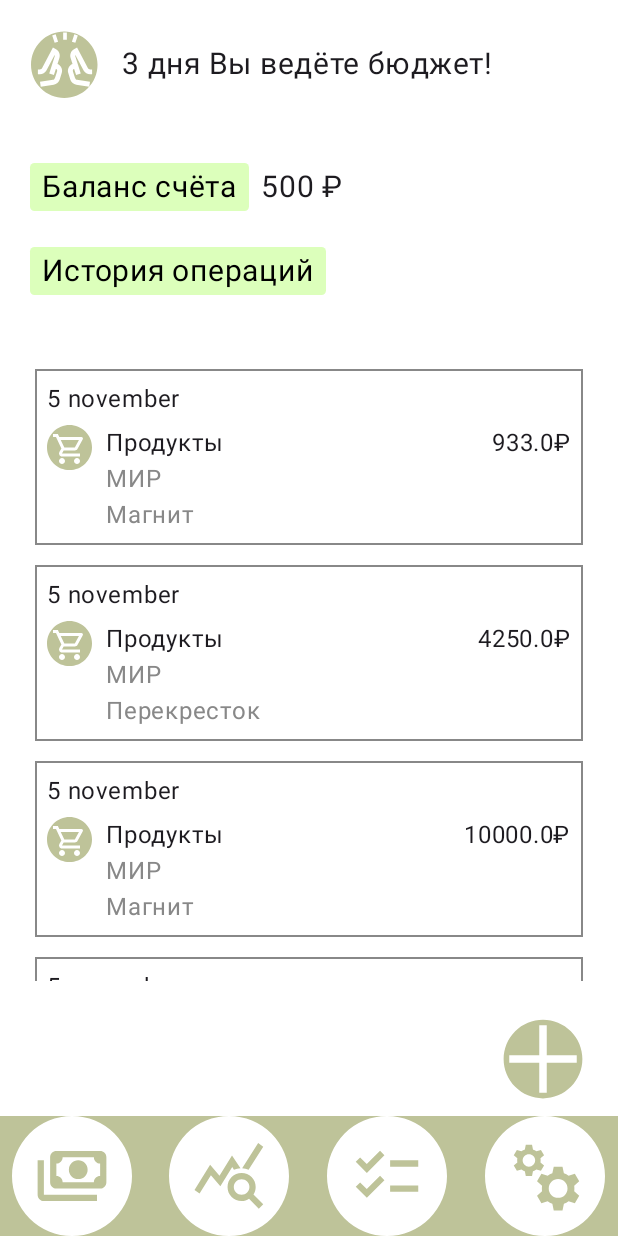
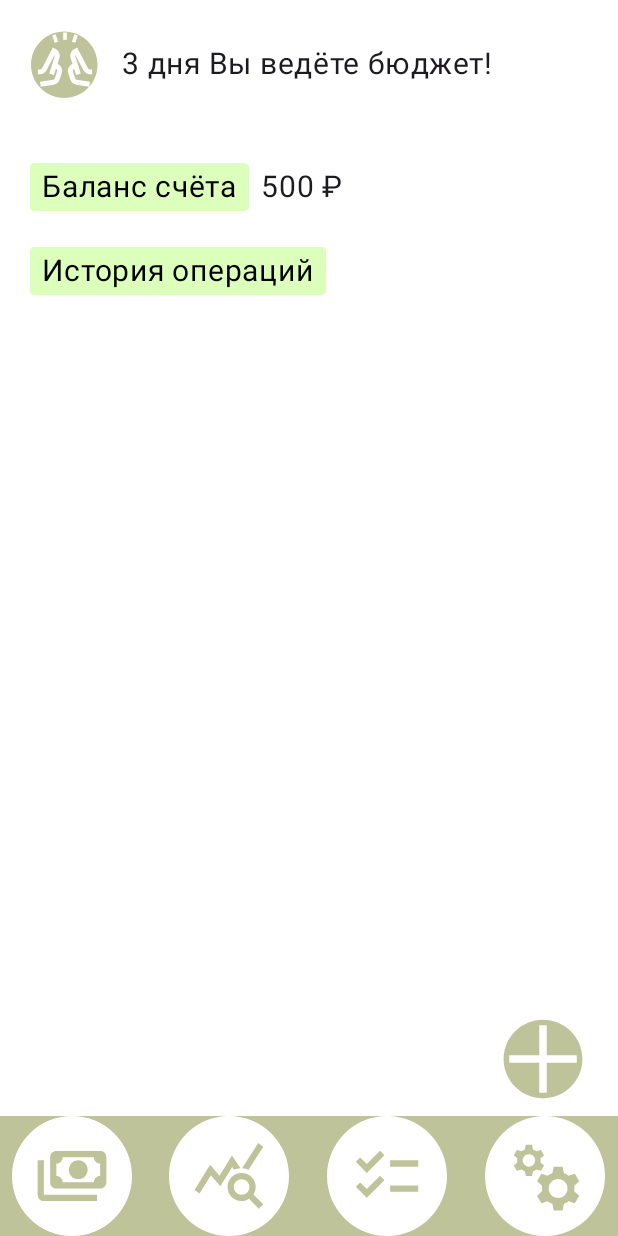
Before and after one commit to AlexFaernon/kisiks, an Android app built with Jetpack Compose: the screen it shows after launch (MainActivity), on a phone screen of 412 x 824 dp. Run offline under Robolectric (Android 15) with nearby library versions, the phone set to English and light mode, and no system bars.

Commit message:
Adding income and expenses

```diff
--- a/app/build.gradle.kts
+++ b/app/build.gradle.kts
@@ -60,6 +60,7 @@ dependencies {
     implementation(libs.androidx.material3)
     implementation(libs.androidx.navigation.runtime.ktx)
     implementation(libs.androidx.appcompat)
+    implementation(libs.androidx.room.ktx)
     testImplementation(libs.junit)
     androidTestImplementation(libs.androidx.junit)
     androidTestImplementation(libs.androidx.espresso.core)
--- a/app/src/main/java/com/example/cashincontrol/domain/transaction/Category.kt
+++ b/app/src/main/java/com/example/cashincontrol/domain/transaction/Category.kt
@@ -1,6 +1,6 @@
 package com.example.cashincontrol.domain.transaction
 
 abstract class Category {
-    abstract val name: String
+    abstract var name: String
     abstract val icon: Int
 }
--- a/app/src/main/java/com/example/cashincontrol/domain/transaction/ExpensesCategory.kt
+++ b/app/src/main/java/com/example/cashincontrol/domain/transaction/ExpensesCategory.kt
@@ -2,4 +2,4 @@ package com.example.cashincontrol.domain.transaction
 
 import com.example.cashincontrol.R
 
-data class ExpensesCategory(override val name: String, override val icon: Int = R.drawable.icon_shop) : Category()
+data class ExpensesCategory(override var name: String, override val icon: Int = R.drawable.icon_shop) : Category()
--- a/app/src/main/java/com/example/cashincontrol/domain/transaction/IncomeCategory.kt
+++ b/app/src/main/java/com/example/cashincontrol/domain/transaction/IncomeCategory.kt
@@ -2,4 +2,4 @@ package com.example.cashincontrol.domain.transaction
 
 import com.example.cashincontrol.R
 
-data class IncomeCategory(override val name: String, override val icon: Int = R.drawable.icon_shop) : Category()
+data class IncomeCategory(override var name: String, override val icon: Int = R.drawable.icon_shop) : Category()
--- a/app/src/main/java/com/example/cashincontrol/presentation/MainScreen.kt
+++ b/app/src/main/java/com/example/cashincontrol/presentation/MainScreen.kt
@@ -32,6 +32,7 @@ import androidx.compose.ui.unit.dp
 import androidx.compose.ui.unit.sp
 import androidx.navigation.NavController
 import com.example.cashincontrol.R
+import com.example.cashincontrol.domain.UserClass
 import com.example.cashincontrol.domain.transaction.ExpensesCategory
 import com.example.cashincontrol.domain.transaction.ExpensesTransaction
 import com.example.cashincontrol.domain.transaction.IncomeCategory
@@ -40,15 +41,15 @@ import com.example.cashincontrol.domain.transaction.Transaction
 import java.time.LocalDate
 
 
-val cat = ExpensesCategory("Продукты", R.drawable.icon_shop)
-val trans = listOf(ExpensesTransaction(933f,"МИР", LocalDate.now(), cat, "Магнит"),
-    ExpensesTransaction(4250f,"МИР", LocalDate.now(), cat, "Перекресток"),
-    ExpensesTransaction(10000f,"МИР", LocalDate.now(), cat, "Магнит"),
-    ExpensesTransaction(678.24f,"МИР", LocalDate.now(), cat, "Пятерочка"),
-    ExpensesTransaction(125f,"МИР", LocalDate.now(), cat, "Магнит"),
-    ExpensesTransaction(350f,"МИР", LocalDate.now(), cat, "Перекресток"),
-    ExpensesTransaction(200f,"МИР", LocalDate.now(), cat, "Перекресток"),
-    ExpensesTransaction(1299.99f,"МИР", LocalDate.now(), cat, "Перекресток"))
+//val cat = ExpensesCategory("Продукты", R.drawable.icon_shop)
+//val trans = listOf(ExpensesTransaction(933f,"МИР", LocalDate.now(), cat, "Магнит"),
+//    ExpensesTransaction(4250f,"МИР", LocalDate.now(), cat, "Перекресток"),
+//    ExpensesTransaction(10000f,"МИР", LocalDate.now(), cat, "Магнит"),
+//    ExpensesTransaction(678.24f,"МИР", LocalDate.now(), cat, "Пятерочка"),
+//    ExpensesTransaction(125f,"МИР", LocalDate.now(), cat, "Магнит"),
+//    ExpensesTransaction(350f,"МИР", LocalDate.now(), cat, "Перекресток"),
+//    ExpensesTransaction(200f,"МИР", LocalDate.now(), cat, "Перекресток"),
+//    ExpensesTransaction(1299.99f,"МИР", LocalDate.now(), cat, "Перекресток"))
 
 
 @Composable
@@ -63,7 +64,7 @@ fun MainScreen(navController: NavController){
             modifier = Modifier.fillMaxSize()
         ) {
             TopSection()
-            TransactionListScreen(trans)
+            TransactionListScreen(UserClass.transactions)
         }
 
         IconButton(
@@ -200,13 +201,14 @@ private fun TransactionCard(transaction: Transaction) {
                         color = Color.Gray
                     )
 
-                    val x = transaction as ExpensesTransaction
-
-                    Text(
-                        text = x.organization,
-                        fontSize = 16.sp,
-                        color = Color.Gray
-                    )
+                    if (transaction.category is ExpensesCategory){
+                        transaction as ExpensesTransaction
+                        Text(
+                            text = transaction.organization,
+                            fontSize = 16.sp,
+                            color = Color.Gray
+                        )
+                    }
                 }
 
                 // Сумма транзакции
--- a/gradle/libs.versions.toml
+++ b/gradle/libs.versions.toml
@@ -10,6 +10,7 @@ activityCompose = "1.9.2"
 composeBom = "2024.04.01"
 navigationRuntimeKtx = "2.8.3"
 appcompat = "1.7.0"
+roomKtx = "2.6.1"
 
 [libraries]
 androidx-core-ktx = { group = "androidx.core", name = "core-ktx", version.ref = "coreKtx" }
@@ -29,6 +30,7 @@ androidx-ui-test-junit4 = { group = "androidx.compose.ui", name = "ui-test-junit
 androidx-material3 = { group = "androidx.compose.material3", name = "material3" }
 androidx-navigation-runtime-ktx = { group = "androidx.navigation", name = "navigation-runtime-ktx", version.ref = "navigationRuntimeKtx" }
 androidx-appcompat = { group = "androidx.appcompat", name = "appcompat", version.ref = "appcompat" }
+androidx-room-ktx = { group = "androidx.room", name = "room-ktx", version.ref = "roomKtx" }
 
 [plugins]
 android-application = { id = "com.android.application", version.ref = "agp" }
```
Also changed, not shown: app/src/main/java/com/example/cashincontrol/presentation/AddScreen.kt (+17 -11 lines).
